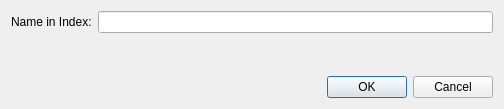
Before: the Qt Designer form src/Sigil/Form_Files/SelectIndexTitle.ui in Sigil-Ebook/Sigil, drawn with Qt 5.
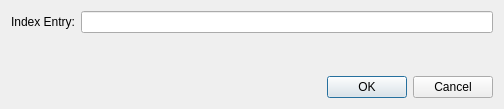
After: the same form once the commit is applied.

Commit message: Update Mark For Index to automatically show selected text in dialog to make it easier to see what will be indexed.

Diff of the .ui file:
```diff
--- a/src/Sigil/Form_Files/SelectIndexTitle.ui
+++ b/src/Sigil/Form_Files/SelectIndexTitle.ui
@@ -22,7 +22,7 @@
         <string>Enter a name to use in the Index for this entry.</string>
        </property>
        <property name="text">
-        <string>Name in Index:</string>
+        <string>Index Entry:</string>
        </property>
       </widget>
      </item>
```
Left out of the diff: 2 changed lines with no effect on the pictures. The commit also changes 1 other file.
